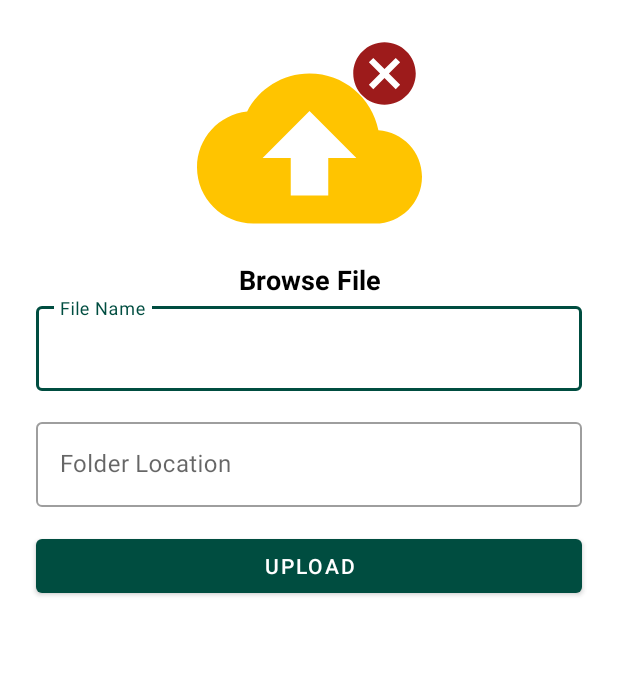
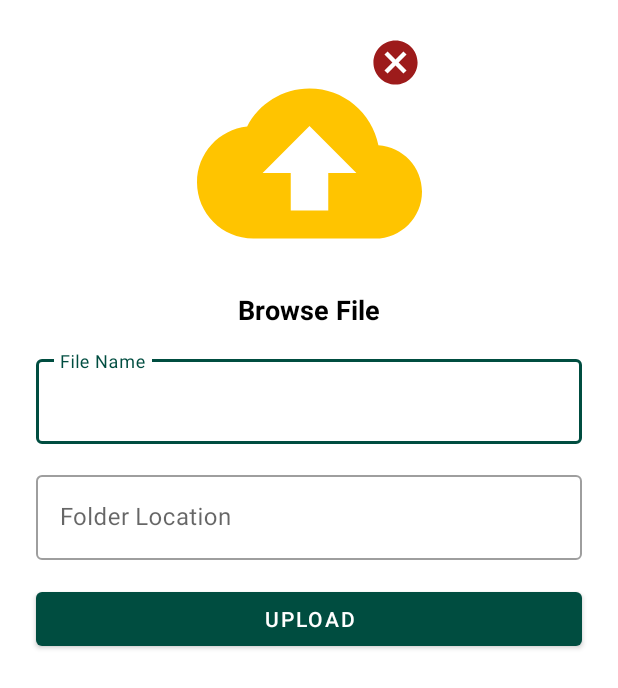
Before and after one commit to Arman8770/adeptstudy, an Android app: the layout activity_upload_file.xml on its own in the app's theme, with its tools: preview values and no code run, on a phone screen of 412 x 824 dp. Shown: the top 688 px of the screen. Run offline under Robolectric (Android 15) with nearby library versions, the phone set to English and light mode, and no system bars.

Commit message:
Upload File

```diff
--- a/app/build.gradle
+++ b/app/build.gradle
@@ -60,7 +60,8 @@ dependencies {
     implementation 'com.google.firebase:firebase-database:20.1.0'
     implementation 'com.google.firebase:firebase-storage:20.1.0'
 
-
+    // the dexter implement for take permission access android root
+    implementation 'com.karumi:dexter:6.2.3'
     testImplementation 'junit:junit:4.13.2'
     androidTestImplementation 'androidx.test.ext:junit:1.1.5'
     androidTestImplementation 'androidx.test.espresso:espresso-core:3.5.1'
--- a/app/src/main/AndroidManifest.xml
+++ b/app/src/main/AndroidManifest.xml
@@ -4,8 +4,7 @@
 
     <uses-permission android:name="android.permission.INTERNET" />
     <uses-permission android:name="android.permission.READ_EXTERNAL_STORAGE" />
-    <uses-permission android:name="android.permission.WRITE_EXTERNAL_STORAGE"
-        android:maxSdkVersion="18"/>
+    <uses-permission android:name="android.permission.WRITE_EXTERNAL_STORAGE" />
 
     <application
         android:allowBackup="true"
--- a/app/src/main/res/layout/activity_upload_file.xml
+++ b/app/src/main/res/layout/activity_upload_file.xml
@@ -6,38 +6,37 @@
     android:layout_height="match_parent"
     tools:context=".UploadFile">
 
-    <TextView
-        android:id="@+id/imageView4"
-        android:layout_width="wrap_content"
-        android:layout_height="wrap_content"
+    <ImageView
+        android:id="@+id/browseFile"
+        android:layout_width="150dp"
+        android:layout_height="170dp"
         android:layout_marginTop="24dp"
-        android:text="Browse File"
-        android:textAlignment="center"
-        android:textSize="18dp"
-        android:textStyle="bold"
-        android:textColor="@color/black"
+        android:src="@drawable/ic_cloud_upload"
         android:clickable="true"
         app:layout_constraintEnd_toEndOf="parent"
         app:layout_constraintStart_toStartOf="parent"
-        app:layout_constraintTop_toTopOf="parent"
-        android:drawableTop="@drawable/ic_cloud_upload"/>
+        app:layout_constraintTop_toTopOf="parent">
+
+
+    </ImageView>
+
 
     <com.google.android.material.textfield.TextInputLayout
         android:id="@+id/nameFile"
         android:layout_width="match_parent"
         android:layout_height="wrap_content"
         android:layout_marginStart="24dp"
+        android:layout_marginTop="15dp"
         android:layout_marginEnd="24dp"
         android:hint="File Name"
         app:layout_constraintEnd_toEndOf="parent"
         app:layout_constraintStart_toStartOf="parent"
-        app:layout_constraintTop_toBottomOf="@+id/imageView4">
+        app:layout_constraintTop_toBottomOf="@+id/showFN">
 
         <com.google.android.material.textfield.TextInputEditText
             android:id="@+id/fileName"
             android:layout_width="match_parent"
-            android:layout_height="wrap_content"
-            android:inputType="numberDecimal" />
+            android:layout_height="wrap_content" />
 
     </com.google.android.material.textfield.TextInputLayout>
 
@@ -57,13 +56,12 @@
         <com.google.android.material.textfield.TextInputEditText
             android:id="@+id/chooseFolder"
             android:layout_width="match_parent"
-            android:layout_height="wrap_content"
-            android:inputType="numberDecimal" />
+            android:layout_height="wrap_content" />
 
     </com.google.android.material.textfield.TextInputLayout>
 
     <Button
-        android:id="@+id/uploadProject"
+        android:id="@+id/uploadFile"
         android:layout_width="match_parent"
         android:layout_height="wrap_content"
         android:layout_marginStart="24dp"
@@ -75,13 +73,27 @@
         app:layout_constraintTop_toBottomOf="@+id/choose" />
 
     <ImageView
-        android:id="@+id/cancelProject"
-        android:layout_width="50dp"
-        android:layout_height="50dp"
+        android:id="@+id/cancelFile"
+        android:layout_width="35dp"
+        android:layout_height="35dp"
         android:clickable="true"
-        app:layout_constraintEnd_toEndOf="@+id/imageView4"
-        app:layout_constraintTop_toTopOf="@+id/imageView4"
-        tools:srcCompat="@drawable/ic_cancel" />
+        app:layout_constraintEnd_toEndOf="@+id/browseFile"
+        app:layout_constraintTop_toTopOf="@+id/browseFile"
+        app:srcCompat="@drawable/ic_cancel" />
+
+    <TextView
+        android:id="@+id/showFN"
+        android:layout_width="wrap_content"
+        android:layout_height="wrap_content"
+        android:text="Browse File"
+        android:textColor="@color/black"
+        android:textStyle="bold"
+        android:textSize="18sp"
+        app:layout_constraintEnd_toEndOf="parent"
+        app:layout_constraintStart_toStartOf="parent"
+        app:layout_constraintTop_toBottomOf="@+id/browseFile" />
+
+
 
 
 </androidx.constraintlayout.widget.ConstraintLayout>
```
Also changed, not shown: app/src/main/java/com/ayushapp/adeptstudy/FileInfoModel.kt (added, +12 -0 lines), app/src/main/java/com/ayushapp/adeptstudy/UploadFile.kt (+131 -4 lines).
